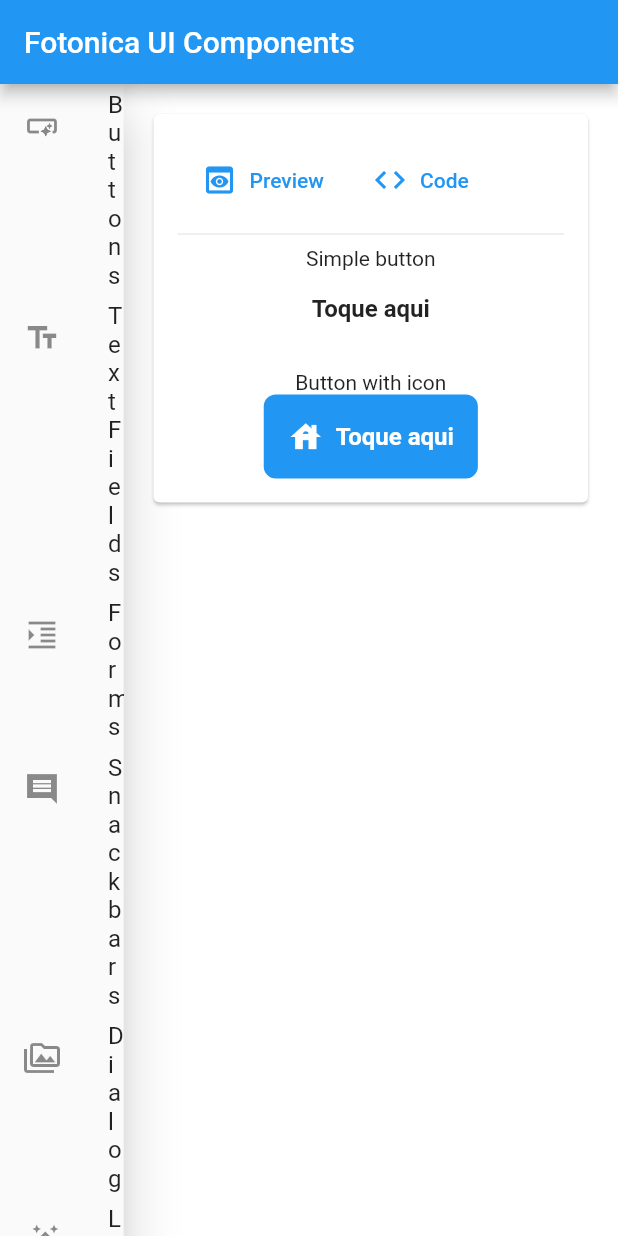
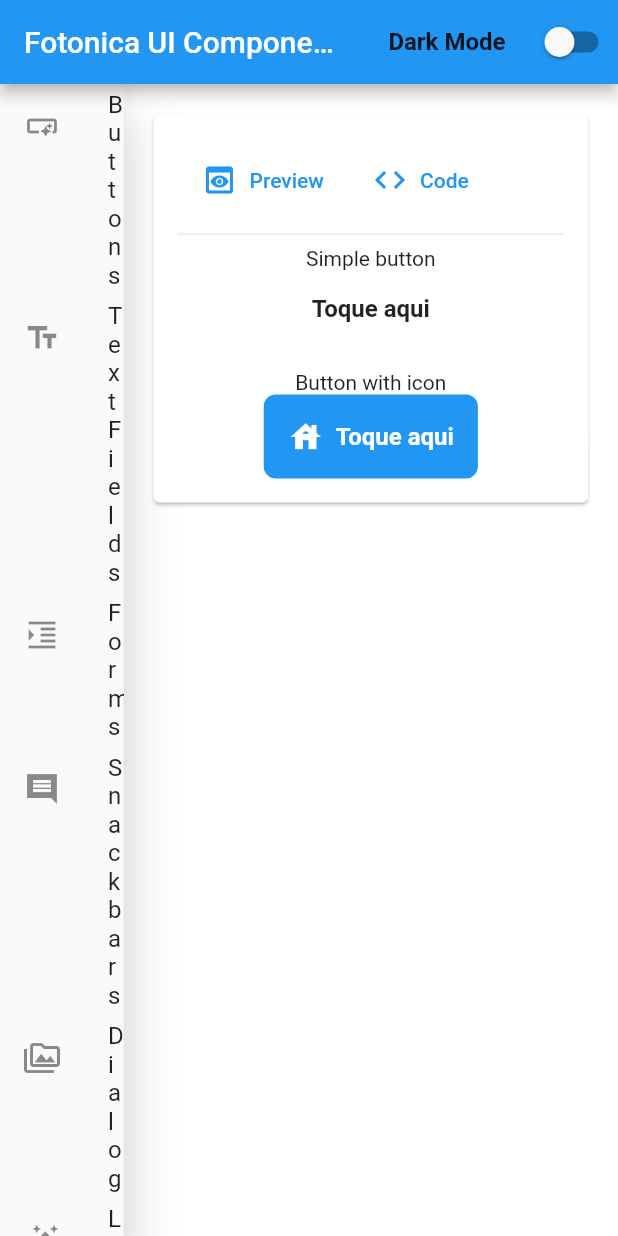
Before and after one commit to talisonfc/fotonica_ui_components, a Flutter app: the screen it shows after launch, on a phone screen of 412 x 824 dp. Run offline on Flutter 3.47's test engine with Material 2 defaults, Android fonts, the phone set to English and light mode, and no system bars; our stand-ins replace camera, dio, flutter_colorpicker, flutter_highlight, font_awesome_flutter, image_cropper and 1 more; missing offline and left inert: analyzer, build, source_gen.

Commit message:
Add dark theme

```diff
--- a/example/lib/home.dart
+++ b/example/lib/home.dart
@@ -8,9 +8,14 @@ import 'package:example/examples/snackbar_examples.dart';
 import 'package:example/examples/text_field_examples.dart';
 import 'package:example/playground.dart';
 import 'package:flutter/material.dart';
-import 'package:fotonica_ui_components/fotonica_text_field.dart';
+import 'package:fotonica_ui_components/fotonica_button.dart';
 
 class Home extends StatefulWidget {
+  final Function(ThemeMode mode) onChangeThemeMode;
+  final ThemeMode themeMode;
+
+  Home({required this.onChangeThemeMode, required this.themeMode});
+
   @override
   State<StatefulWidget> createState() {
     return HomeState();
@@ -64,6 +69,15 @@ class HomeState extends State<Home> {
     return Scaffold(
       appBar: AppBar(
         title: Text("Fotonica UI Components"),
+        actions: [
+          FotonicaButton(onPressed: ()async{}, label: "Dark Mode",),
+          Switch(
+            value: widget.themeMode == ThemeMode.dark,
+            onChanged: (v) {
+              widget.onChangeThemeMode(v ? ThemeMode.dark : ThemeMode.light);
+            },
+          )
+        ],
       ),
       body: Row(
         children: [
@@ -102,43 +116,5 @@ class HomeState extends State<Home> {
         ],
       ),
     );
-
-    return Scaffold(
-      appBar: AppBar(
-        title: Text("Documentation"),
-      ),
-      body: ListView(
-        padding: EdgeInsets.all(16),
-        children: [
-          // Container(
-          //     decoration: BoxDecoration(color: Colors.black),
-          //     child: Text(
-          //       homeGen.sourceCode,
-          //       style: TextStyle(color: Colors.white),
-          //     )),
-          // FotonicaTextField(
-          //     controller: TextEditingController(text: homeGen.sourceCode),
-          //     maxLines: 10,
-          //     filled: false,
-          //     onChange: (v) {}),
-          Wrap(
-            children: [
-              Text("FotonicaTextField"),
-              FotonicaTextField(
-                  label: "Label",
-                  placeholder: "Placeholder",
-                  controller: TextEditingController(),
-                  onChange: (v) {})
-            ],
-          ),
-          FotonicaTextField(
-              label: "Label",
-              prefixIcon: Icon(Icons.search),
-              placeholder: "Placeholder",
-              controller: TextEditingController(),
-              onChange: (v) {})
-        ],
-      ),
-    );
   }
 }
--- a/example/lib/main.dart
+++ b/example/lib/main.dart
@@ -5,16 +5,27 @@ void main() {
   runApp(MyApp());
 }
 
-class MyApp extends StatelessWidget {
-  // This widget is the root of your application.
+class MyApp extends StatefulWidget {
   @override
-  Widget build(BuildContext context) {
-    return MaterialApp(
-      title: 'Fotonica UI Components',
-      debugShowCheckedModeBanner: false,
-      theme: ThemeData(
+  State<StatefulWidget> createState() {
+    return _MyAppState();
+  }
+}
+
+class _MyAppState extends State<MyApp> {
+  ThemeData get lightTheme => ThemeData(
         scaffoldBackgroundColor: Colors.white,
-          primarySwatch: Colors.blue,
+        // primaryIconTheme: IconThemeData(color: Colors.blueAccent),
+        // appBarTheme: AppBarTheme(
+        //   color: Colors.blueAccent,
+        //   iconTheme: IconThemeData(color: Colors.blueAccent),
+        //   textTheme: TextTheme(
+        //       headline6: TextStyle(
+        //           // color: Colors.blueAccent,
+        //           fontSize: 18,
+        //           fontWeight: FontWeight.bold),
+        //       ),
+        // ),
         elevatedButtonTheme: ElevatedButtonThemeData(
             style: ButtonStyle(
                 padding: MaterialStateProperty.all(EdgeInsets.all(16)))),
@@ -24,8 +35,54 @@ class MyApp extends StatelessWidget {
         textTheme: TextTheme(
             caption: TextStyle(fontSize: 12),
             bodyText1: TextStyle(fontSize: 16),
-              bodyText2: TextStyle(fontSize: 14))),
-      home: Home(),
+            bodyText2: TextStyle(fontSize: 14)),
+      );
+
+  ThemeData get darkTheme {
+    ThemeData _themeData = ThemeData.dark();
+    return _themeData.copyWith(
+      textButtonTheme: TextButtonThemeData(
+        style: ButtonStyle(
+          padding: MaterialStateProperty.all(
+            EdgeInsets.all(16),
+          ),
+        ),
+      ),
+      elevatedButtonTheme: ElevatedButtonThemeData(
+        style: ButtonStyle(
+          foregroundColor: MaterialStateProperty.all(Colors.green),
+          backgroundColor: MaterialStateProperty.all(Colors.green),
+          padding: MaterialStateProperty.all(
+            EdgeInsets.all(16),
+          ),
+        ),
+      ),
+      textTheme: TextTheme(
+        caption: TextStyle(fontSize: 12),
+        bodyText1: TextStyle(fontSize: 16),
+        bodyText2: TextStyle(fontSize: 14),
+      ),
+    );
+  }
+
+  ThemeMode themeMode = ThemeMode.light;
+
+  @override
+  Widget build(BuildContext context) {
+    return MaterialApp(
+      title: 'Fotonica UI Components',
+      debugShowCheckedModeBanner: false,
+      theme: lightTheme,
+      darkTheme: darkTheme,
+      themeMode: themeMode,
+      home: Home(
+        themeMode: themeMode,
+        onChangeThemeMode: (ThemeMode mode) {
+          setState(() {
+            themeMode = mode;
+          });
+        },
+      ),
     );
   }
 }
--- a/lib/address/fotonica_address.dart
+++ b/lib/address/fotonica_address.dart
@@ -1,4 +1,3 @@
-
 import 'package:flutter/material.dart';
 import 'package:fotonica_ui_components/address/cep_input.dart';
 import 'package:fotonica_ui_components/address/via_cep_address.dart';
@@ -25,14 +24,20 @@ class FotonicaAddressState extends State<FotonicaAddress> {
   }
 
   void goToAddressEditor(ViaCepAddress address) {
+    Color? titleColor = Theme.of(context).textTheme.headline6!.color;
+
     Navigator.push(context, MaterialPageRoute(builder: (ctx) {
       return Scaffold(
         appBar: AppBar(
           title: Text(
-            "Endereço"
+            "Endereço",
+            style: Theme.of(context)
+                .textTheme
+                .headline6!
+                .copyWith(color: titleColor),
           ),
           iconTheme: IconThemeData(
-            color: Colors.black, //change your color here
+            color: titleColor
           ),
           backgroundColor: Theme.of(context).scaffoldBackgroundColor,
           elevation: 0,
--- a/lib/auth/fotonica_login_page.dart
+++ b/lib/auth/fotonica_login_page.dart
@@ -109,7 +109,7 @@ class FotonicaLoginPageState extends State<FotonicaLoginPage> {
                         }
                       }
                     },
-                    color: Colors.grey[200],
+                    // color: Colors.grey[200],
                     // labelColor: Colors.white,
                   ),
                   Wrap(
--- a/lib/fotonica_button.dart
+++ b/lib/fotonica_button.dart
@@ -44,10 +44,12 @@ class FotonicaButtonState extends State<FotonicaButton> {
           });
         }
       },
-      style: Theme.of(context).elevatedButtonTheme.style!.copyWith(
-          backgroundColor: MaterialStateProperty.all(widget.color),
-          shape: MaterialStateProperty.all(
-              RoundedRectangleBorder(borderRadius: BorderRadius.circular(8)))),
+      style: Theme.of(context).elevatedButtonTheme.style != null
+          ? Theme.of(context).elevatedButtonTheme.style!.copyWith(
+              backgroundColor: MaterialStateProperty.all(widget.color),
+              shape: MaterialStateProperty.all(RoundedRectangleBorder(
+                  borderRadius: BorderRadius.circular(8))))
+          : null,
       child: Wrap(
         crossAxisAlignment: WrapCrossAlignment.center,
         children: [
```
Also changed, not shown: 4 other files. Lines whose indentation alone changed are shown as unchanged.
